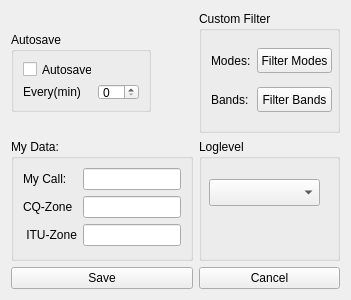
First picture: the form in KissXPLog/dialog/form.ui, repository Punki/KissXPLog, before the edit.
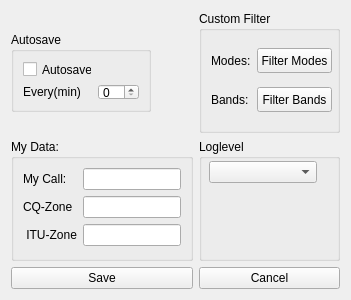
Second picture: the form after the edit.

Commit message: fixed config-gui size of element

What changed in the file:
```diff
--- a/KissXPLog/dialog/form.ui
+++ b/KissXPLog/dialog/form.ui
@@ -247,11 +247,29 @@
       <property name="geometry">
        <rect>
         <x>10</x>
-        <y>40</y>
-        <width>111</width>
-        <height>27</height>
+        <y>22</y>
+        <width>108</width>
+        <height>22</height>
        </rect>
       </property>
+      <property name="sizePolicy">
+       <sizepolicy hsizetype="Fixed" vsizetype="Fixed">
+        <horstretch>0</horstretch>
+        <verstretch>0</verstretch>
+       </sizepolicy>
+      </property>
+      <property name="minimumSize">
+       <size>
+        <width>108</width>
+        <height>22</height>
+       </size>
+      </property>
+      <property name="maximumSize">
+       <size>
+        <width>108</width>
+        <height>22</height>
+       </size>
+      </property>
      </widget>
     </widget>
    </item>
```
Left out of the diff: 45 changed lines with no effect on the pictures. The commit also changes 1 other file.
